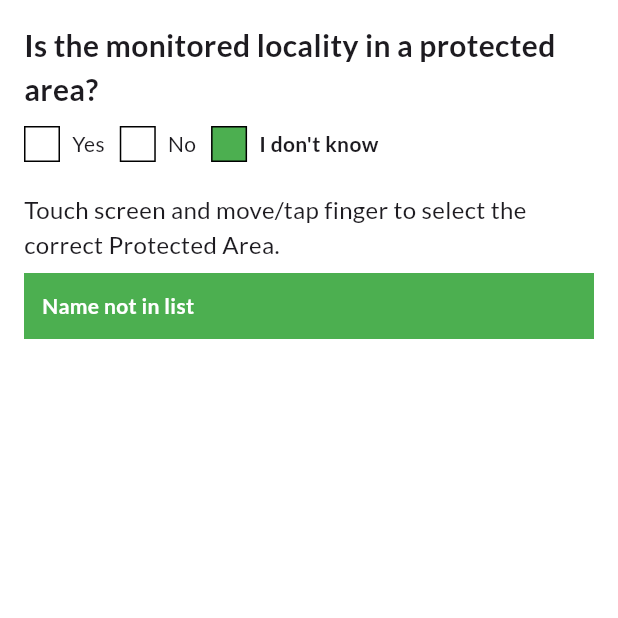
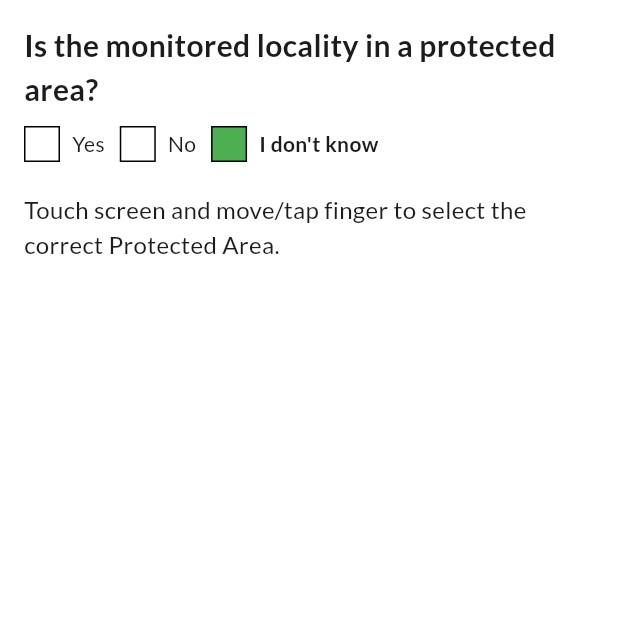
Before and after one commit to REMAR-Project/REMAR-Flutter-App, a Flutter app: the QuestionAnswer13Page screen opened directly, after a tap on "I don't know", on a phone screen of 412 x 824 dp, the top half of it. Run offline on Flutter 3.47's test engine with Material 3 defaults, Android fonts, the phone set to English and light mode, and no system bars; our stand-ins replace csv, flutter_html, google_fonts, shared_preferences; accounts and stored records are empty.

Commit message:
Issue where Name is not in list remains highlighted when selecting another item in question13.dart now fixed

```diff
--- a/lib/question_screens/question13.dart
+++ b/lib/question_screens/question13.dart
@@ -61,7 +61,7 @@ class _QuestionAnswerPage13State extends State<QuestionAnswer13Page> {
       // Cast answers to List<String>
       answers = stateList.map((answer) => answer.toString()).toList();
       areas = stateList.map((area) => area.toString()).toList();
-
+      print(answers);
 
     });
   }
@@ -124,16 +124,7 @@ class _QuestionAnswerPage13State extends State<QuestionAnswer13Page> {
               });
             },
             child: Container(
-              color: Colors.green,
-              padding: const EdgeInsets.all(12.0),
-              margin: EdgeInsets.symmetric(vertical: 8.0),
-              child: const Text(
-                "Name not in list",
-                style: TextStyle(
-                  color: Colors.white,
-                  fontWeight: FontWeight.bold,
-                ),
-              ),
+
             ),
           ),
         ],
```
Also changed, not shown: assets/raw_eng/questions2Modified.json (+1 -1 lines).
